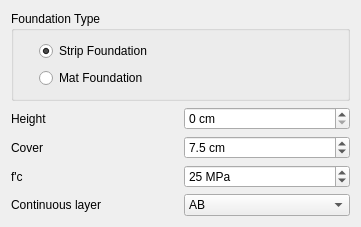
Before: the Qt Designer form safe/punch/Resources/ui/foundation_panel.ui in ebrahimraeyat/OSAFE, drawn with Qt 5.
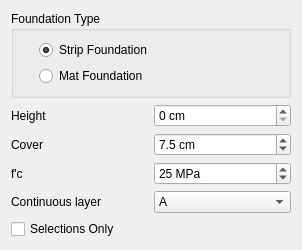
After: the same form once the commit is applied.

Commit message: add plan property to base foundation objects

Patch:
```diff
--- a/safe/punch/Resources/ui/foundation_panel.ui
+++ b/safe/punch/Resources/ui/foundation_panel.ui
@@ -6,7 +6,7 @@
    <rect>
     <x>0</x>
     <y>0</y>
-    <width>361</width>
+    <width>302</width>
     <height>227</height>
    </rect>
   </property>
@@ -132,11 +132,6 @@
      </item>
      <item row="6" column="1">
       <widget class="QComboBox" name="continuous_layer">
-       <item>
-        <property name="text">
-         <string>AB</string>
-        </property>
-       </item>
        <item>
         <property name="text">
          <string>A</string>
@@ -151,6 +146,13 @@
      </item>
     </layout>
    </item>
+   <item>
+    <widget class="QCheckBox" name="selection_only">
+     <property name="text">
+      <string>Selections Only</string>
+     </property>
+    </widget>
+   </item>
   </layout>
  </widget>
  <resources/>
```
Left out of the diff: 5 changed lines with no effect on the pictures. The commit also changes 5 other files.
